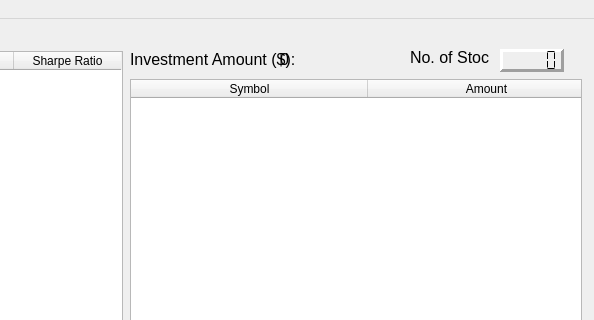
Old version of the form main.ui in the repository zethsqx/simple-qf-calc-py; both pictures show x 320 to 914 and y 0 to 320 of the 914 by 487 pixel window.
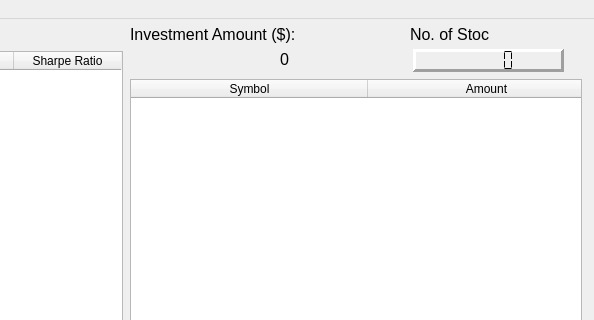
New version of the form.

Commit message: added flipping table

```diff
--- a/main.ui
+++ b/main.ui
@@ -298,7 +298,7 @@
     <property name="geometry">
      <rect>
       <x>450</x>
-      <y>25</y>
+      <y>0</y>
       <width>171</width>
       <height>31</height>
      </rect>
@@ -315,9 +315,9 @@
    <widget class="QLCDNumber" name="stockLCD">
     <property name="geometry">
      <rect>
-      <x>820</x>
+      <x>733</x>
       <y>30</y>
-      <width>64</width>
+      <width>151</width>
       <height>23</height>
      </rect>
     </property>
@@ -360,9 +360,9 @@
     <property name="geometry">
      <rect>
       <x>730</x>
-      <y>30</y>
+      <y>5</y>
       <width>80</width>
-      <height>16</height>
+      <height>21</height>
      </rect>
     </property>
     <property name="font">
```
Left out of the diff: 20 changed lines with no effect on the pictures. The commit also changes 1 other file.
